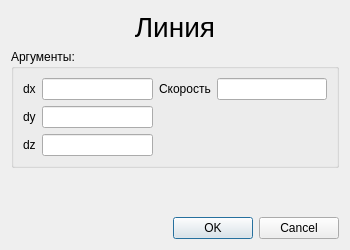
Above: KAMEditor/gui/commands/linedialog.ui from Xtail96/SML before the change. Below: the same form after it.
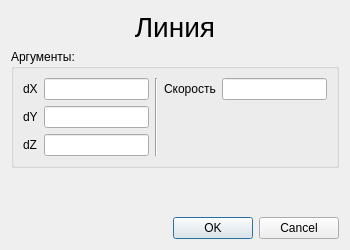
That is the form after the change.

Patch:
```diff
--- a/KAMEditor/gui/commands/linedialog.ui
+++ b/KAMEditor/gui/commands/linedialog.ui
@@ -69,21 +69,21 @@
       <item row="0" column="0">
        <widget class="QLabel" name="dxLabel">
         <property name="text">
-         <string>dx</string>
+         <string>dX</string>
         </property>
        </widget>
       </item>
       <item row="2" column="0">
        <widget class="QLabel" name="dzLabel">
         <property name="text">
-         <string>dz</string>
+         <string>dZ</string>
         </property>
        </widget>
       </item>
       <item row="0" column="1">
        <widget class="QLineEdit" name="dxLineEdit"/>
       </item>
-      <item row="0" column="3">
+      <item row="0" column="4">
        <widget class="QLineEdit" name="velocityLineEdit"/>
       </item>
       <item row="1" column="1">
@@ -92,17 +92,24 @@
       <item row="1" column="0">
        <widget class="QLabel" name="dyLabel">
         <property name="text">
-         <string>dy</string>
+         <string>dY</string>
         </property>
        </widget>
       </item>
-      <item row="0" column="2">
+      <item row="0" column="3">
        <widget class="QLabel" name="velocityLabel">
         <property name="text">
          <string>Скорость</string>
         </property>
        </widget>
       </item>
+      <item row="0" column="2" rowspan="3">
+       <widget class="Line" name="line">
+        <property name="orientation">
+         <enum>Qt::Vertical</enum>
+        </property>
+       </widget>
+      </item>
      </layout>
     </widget>
    </item>
```
